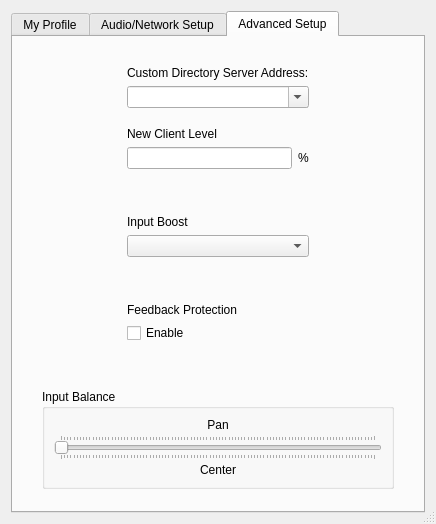
Above: src/clientsettingsdlgbase.ui from koord-live/koord-jamulus before the change. Below: the same form after it.
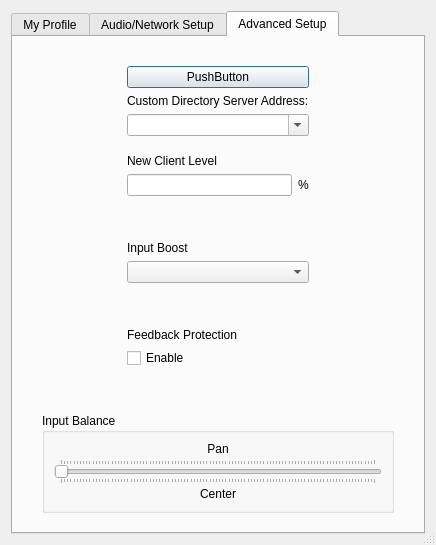
That is the form after the change. The open tabs and pages were chosen to show the change. Icons and pictures are not drawn. Custom widgets are drawn as their Qt base class.

What changed in the file:
```diff
--- a/src/clientsettingsdlgbase.ui
+++ b/src/clientsettingsdlgbase.ui
@@ -7,7 +7,7 @@
     <x>0</x>
     <y>0</y>
     <width>436</width>
-    <height>524</height>
+    <height>545</height>
    </rect>
   </property>
   <property name="windowTitle">
@@ -956,6 +956,13 @@
                </property>
               </spacer>
              </item>
+             <item>
+              <widget class="QPushButton" name="pushButton">
+               <property name="text">
+                <string>PushButton</string>
+               </property>
+              </widget>
+             </item>
              <item>
               <widget class="QLabel" name="lblCentralServerAddress">
                <property name="text">
```
Left out of the diff: 3 changed lines with no effect on the pictures.
